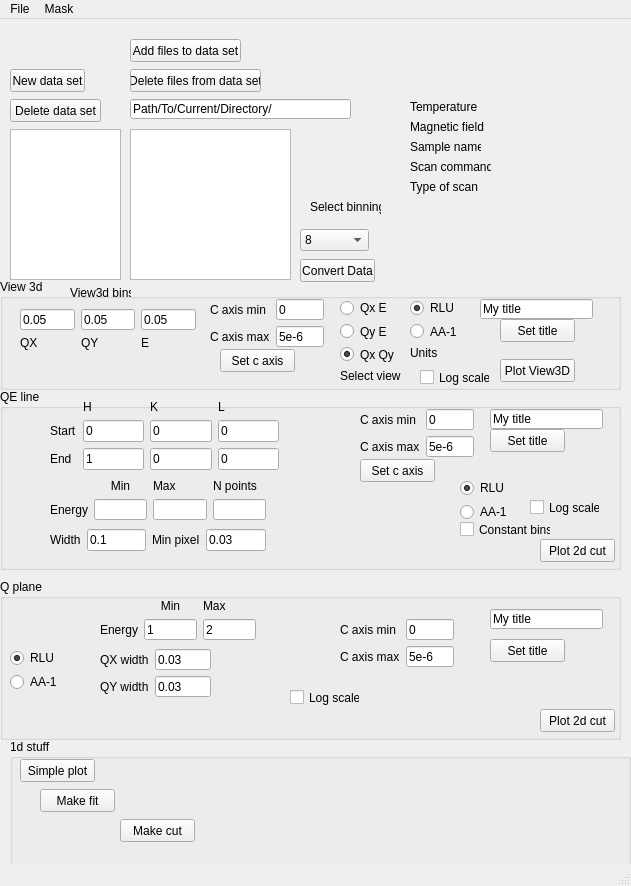
This is MJOLNIR_GUI_ui.ui in MJOLNIRPackage/MJOLNIR-GUI as Qt 5 draws it before an edit. The edited form follows.
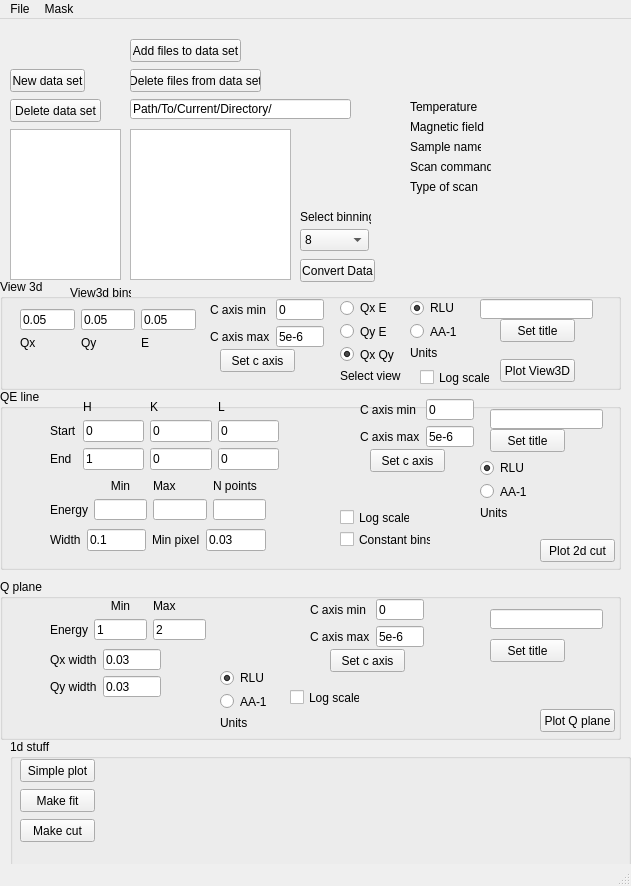
This is the edited form.

Commit message: Gave all buttons nicer names (except 1d)

Patch:
```diff
--- a/MJOLNIR_GUI_ui.ui
+++ b/MJOLNIR_GUI_ui.ui
@@ -64,8 +64,8 @@
    <widget class="QLabel" name="label">
     <property name="geometry">
      <rect>
-      <x>310</x>
-      <y>180</y>
+      <x>300</x>
+      <y>190</y>
       <width>71</width>
       <height>16</height>
      </rect>
@@ -94,14 +94,14 @@
      <item row="1" column="0">
       <widget class="QLabel" name="label_2">
        <property name="text">
-        <string>QX</string>
+        <string>Qx</string>
        </property>
       </widget>
      </item>
      <item row="1" column="1">
       <widget class="QLabel" name="label_3">
        <property name="text">
-        <string>QY</string>
+        <string>Qy</string>
        </property>
       </widget>
      </item>
@@ -322,7 +322,7 @@
      </rect>
     </property>
     <property name="text">
-     <string>My title</string>
+     <string/>
     </property>
    </widget>
    <widget class="QGroupBox" name="groupBox">
@@ -415,43 +415,11 @@
       <string>Plot 2d cut</string>
      </property>
     </widget>
-    <widget class="QWidget" name="verticalLayoutWidget_4">
+    <widget class="QCheckBox" name="QELine_ConstantBin_checkBox">
      <property name="geometry">
       <rect>
-       <x>460</x>
-       <y>90</y>
-       <width>61</width>
-       <height>42</height>
-      </rect>
-     </property>
-     <layout class="QVBoxLayout" name="verticalLayout_4">
-      <item>
-       <widget class="QRadioButton" name="radioButton_9">
-        <property name="enabled">
-         <bool>true</bool>
-        </property>
-        <property name="text">
-         <string>RLU</string>
-        </property>
-        <property name="checked">
-         <bool>true</bool>
-        </property>
-       </widget>
-      </item>
-      <item>
-       <widget class="QRadioButton" name="radioButton_8">
-        <property name="text">
-         <string>AA-1</string>
-        </property>
-       </widget>
-      </item>
-     </layout>
-    </widget>
-    <widget class="QCheckBox" name="checkBox">
-     <property name="geometry">
-      <rect>
-       <x>460</x>
-       <y>130</y>
+       <x>340</x>
+       <y>140</y>
        <width>91</width>
        <height>21</height>
       </rect>
@@ -460,51 +428,11 @@
       <string>Constant bins</string>
      </property>
     </widget>
-    <widget class="QWidget" name="gridLayoutWidget_5">
+    <widget class="QPushButton" name="View3D_setCAxis_button_2">
      <property name="geometry">
       <rect>
-       <x>360</x>
-       <y>20</y>
-       <width>114</width>
-       <height>48</height>
-      </rect>
-     </property>
-     <layout class="QGridLayout" name="gridLayout_5">
-      <item row="0" column="1">
-       <widget class="QLineEdit" name="lineEdit_30">
-        <property name="text">
-         <string>0</string>
-        </property>
-       </widget>
-      </item>
-      <item row="1" column="0">
-       <widget class="QLabel" name="label_22">
-        <property name="text">
-         <string>C axis max</string>
-        </property>
-       </widget>
-      </item>
-      <item row="1" column="1">
-       <widget class="QLineEdit" name="lineEdit_31">
-        <property name="text">
-         <string>5e-6</string>
-        </property>
-       </widget>
-      </item>
-      <item row="0" column="0">
-       <widget class="QLabel" name="label_23">
-        <property name="text">
-         <string>C axis min</string>
-        </property>
-       </widget>
-      </item>
-     </layout>
-    </widget>
-    <widget class="QPushButton" name="pushButton_15">
-     <property name="geometry">
-      <rect>
-       <x>360</x>
-       <y>70</y>
+       <x>370</x>
+       <y>60</y>
        <width>75</width>
        <height>23</height>
       </rect>
@@ -523,7 +451,7 @@
       </rect>
      </property>
      <property name="text">
-      <string>My title</string>
+      <string/>
      </property>
     </widget>
     <widget class="QPushButton" name="pushButton_16">
@@ -723,8 +651,8 @@
     <widget class="QCheckBox" name="checkBox_4">
      <property name="geometry">
       <rect>
-       <x>530</x>
-       <y>110</y>
+       <x>340</x>
+       <y>120</y>
        <width>70</width>
        <height>17</height>
       </rect>
@@ -733,6 +661,82 @@
       <string>Log scale</string>
      </property>
     </widget>
+    <widget class="QWidget" name="verticalLayoutWidget_3">
+     <property name="geometry">
+      <rect>
+       <x>480</x>
+       <y>70</y>
+       <width>51</width>
+       <height>61</height>
+      </rect>
+     </property>
+     <layout class="QVBoxLayout" name="verticalLayout_3">
+      <item>
+       <widget class="QRadioButton" name="QELine_SelectUnits_RLU_radioButton">
+        <property name="text">
+         <string>RLU</string>
+        </property>
+        <property name="checked">
+         <bool>true</bool>
+        </property>
+       </widget>
+      </item>
+      <item>
+       <widget class="QRadioButton" name="QELine_SelectUnits_AA_radioButton">
+        <property name="text">
+         <string>AA-1</string>
+        </property>
+       </widget>
+      </item>
+      <item>
+       <widget class="QLabel" name="label_15">
+        <property name="text">
+         <string>Units</string>
+        </property>
+       </widget>
+      </item>
+     </layout>
+    </widget>
+    <widget class="QWidget" name="gridLayoutWidget_3">
+     <property name="geometry">
+      <rect>
+       <x>360</x>
+       <y>10</y>
+       <width>114</width>
+       <height>48</height>
+      </rect>
+     </property>
+     <layout class="QGridLayout" name="gridLayout_3">
+      <item row="0" column="1">
+       <widget class="QLineEdit" name="QELine_CAxisMin_lineEdit">
+        <property name="text">
+         <string>0</string>
+        </property>
+       </widget>
+      </item>
+      <item row="1" column="0">
+       <widget class="QLabel" name="label_16">
+        <property name="text">
+         <string>C axis max</string>
+        </property>
+       </widget>
+      </item>
+      <item row="1" column="1">
+       <widget class="QLineEdit" name="QELine_CAxisMax_lineEdit">
+        <property name="text">
+         <string>5e-6</string>
+        </property>
+       </widget>
+      </item>
+      <item row="0" column="0">
+       <widget class="QLabel" name="label_22">
+        <property name="text">
+         <string>C axis min</string>
+        </property>
+       </widget>
+      </item>
+     </layout>
+    </widget>
    </widget>
    <widget class="QGroupBox" name="groupBox_3">
     <property name="geometry">
@@ -762,7 +766,7 @@
     <widget class="QPushButton" name="pushButton_14">
      <property name="geometry">
       <rect>
-       <x>110</x>
+       <x>10</x>
        <y>80</y>
        <width>75</width>
        <height>23</height>
@@ -775,7 +779,7 @@
     <widget class="QPushButton" name="pushButton_5">
      <property name="geometry">
       <rect>
-       <x>30</x>
+       <x>10</x>
        <y>50</y>
        <width>75</width>
        <height>23</height>
@@ -798,42 +802,10 @@
     <property name="title">
      <string>Q plane</string>
     </property>
-    <widget class="QWidget" name="verticalLayoutWidget_6">
-     <property name="geometry">
-      <rect>
-       <x>10</x>
-       <y>70</y>
-       <width>61</width>
-       <height>42</height>
-      </rect>
-     </property>
-     <layout class="QVBoxLayout" name="verticalLayout_6">
-      <item>
-       <widget class="QRadioButton" name="radioButton_12">
-        <property name="enabled">
-         <bool>true</bool>
-        </property>
-        <property name="text">
-         <string>RLU</string>
-        </property>
-        <property name="checked">
-         <bool>true</bool>
-        </property>
-       </widget>
-      </item>
-      <item>
-       <widget class="QRadioButton" name="radioButton_13">
-        <property name="text">
-         <string>AA-1</string>
-        </property>
-       </widget>
-      </item>
-     </layout>
-    </widget>
     <widget class="QWidget" name="gridLayoutWidget_10">
      <property name="geometry">
       <rect>
-       <x>100</x>
+       <x>50</x>
        <y>20</y>
        <width>156</width>
        <height>41</height>
@@ -883,7 +855,7 @@
     <widget class="QWidget" name="gridLayoutWidget_11">
      <property name="geometry">
       <rect>
-       <x>100</x>
+       <x>50</x>
        <y>70</y>
        <width>111</width>
        <height>48</height>
@@ -893,7 +865,7 @@
       <item row="0" column="0">
        <widget class="QLabel" name="label_41">
         <property name="text">
-         <string>QX width</string>
+         <string>Qx width</string>
         </property>
        </widget>
       </item>
@@ -907,7 +879,7 @@
       <item row="1" column="0">
        <widget class="QLabel" name="label_42">
         <property name="text">
-         <string>QY width</string>
+         <string>Qy width</string>
         </property>
        </widget>
       </item>
@@ -920,47 +892,7 @@
       </item>
      </layout>
     </widget>
-    <widget class="QWidget" name="gridLayoutWidget_12">
-     <property name="geometry">
-      <rect>
-       <x>340</x>
-       <y>40</y>
-       <width>114</width>
-       <height>48</height>
-      </rect>
-     </property>
-     <layout class="QGridLayout" name="gridLayout_12">
-      <item row="0" column="1">
-       <widget class="QLineEdit" name="lineEdit_48">
-        <property name="text">
-         <string>0</string>
-        </property>
-       </widget>
-      </item>
-      <item row="1" column="0">
-       <widget class="QLabel" name="label_40">
-        <property name="text">
-         <string>C axis max</string>
-        </property>
-       </widget>
-      </item>
-      <item row="1" column="1">
-       <widget class="QLineEdit" name="lineEdit_52">
-        <property name="text">
-         <string>5e-6</string>
-        </property>
-       </widget>
-      </item>
-      <item row="0" column="0">
-       <widget class="QLabel" name="label_43">
-        <property name="text">
-         <string>C axis min</string>
-        </property>
-       </widget>
-      </item>
-     </layout>
-    </widget>
-    <widget class="QPushButton" name="pushButton_20">
+    <widget class="QPushButton" name="QPlane_SetTitle_button">
      <property name="geometry">
       <rect>
        <x>490</x>
@@ -983,7 +915,7 @@
       </rect>
      </property>
      <property name="text">
-      <string>My title</string>
+      <string/>
      </property>
     </widget>
     <widget class="QCheckBox" name="checkBox_5">
@@ -1009,7 +941,96 @@
       </rect>
      </property>
      <property name="text">
-      <string>Plot 2d cut</string>
+      <string>Plot Q plane</string>
+     </property>
+    </widget>
+    <widget class="QWidget" name="verticalLayoutWidget_4">
+     <property name="geometry">
+      <rect>
+       <x>220</x>
+       <y>90</y>
+       <width>51</width>
+       <height>61</height>
+      </rect>
+     </property>
+     <layout class="QVBoxLayout" name="verticalLayout_4">
+      <item>
+       <widget class="QRadioButton" name="QPlane_SelectUnits_RLU_radioButton">
+        <property name="text">
+         <string>RLU</string>
+        </property>
+        <property name="checked">
+         <bool>true</bool>
+        </property>
+       </widget>
+      </item>
+      <item>
+       <widget class="QRadioButton" name="QPlane_SelectUnits_AA_radioButton">
+        <property name="text">
+         <string>AA-1</string>
+        </property>
+       </widget>
+      </item>
+      <item>
+       <widget class="QLabel" name="label_23">
+        <property name="text">
+         <string>Units</string>
+        </property>
+       </widget>
+      </item>
+     </layout>
+    </widget>
+    <widget class="QWidget" name="gridLayoutWidget_5">
+     <property name="geometry">
+      <rect>
+       <x>310</x>
+       <y>20</y>
+       <width>114</width>
+       <height>48</height>
+      </rect>
+     </property>
+     <layout class="QGridLayout" name="gridLayout_5">
+      <item row="0" column="1">
+       <widget class="QLineEdit" name="QPlane_CAxisMin_lineEdit">
+        <property name="text">
+         <string>0</string>
+        </property>
+       </widget>
+      </item>
+      <item row="1" column="0">
+       <widget class="QLabel" name="label_24">
+        <property name="text">
+         <string>C axis max</string>
+        </property>
+       </widget>
+      </item>
+      <item row="1" column="1">
+       <widget class="QLineEdit" name="QPlane_CAxisMax_lineEdit">
+        <property name="text">
+         <string>5e-6</string>
+        </property>
+       </widget>
+      </item>
+      <item row="0" column="0">
+       <widget class="QLabel" name="label_25">
+        <property name="text">
+         <string>C axis min</string>
+        </property>
+       </widget>
+      </item>
+     </layout>
+    </widget>
+    <widget class="QPushButton" name="QPlane_setCAxis_button">
+     <property name="geometry">
+      <rect>
+       <x>330</x>
+       <y>70</y>
+       <width>75</width>
+       <height>23</height>
+      </rect>
+     </property>
+     <property name="text">
+      <string>Set c axis</string>
      </property>
     </widget>
    </widget>
```
Left out of the diff: 70 changed lines with no effect on the pictures. The commit also changes 1 other file.
